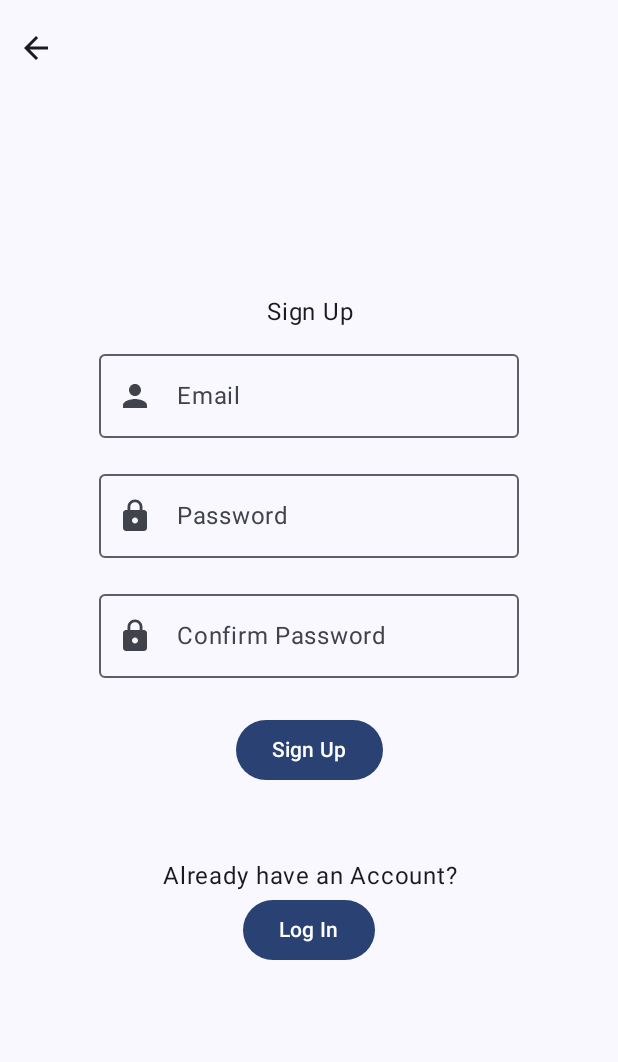
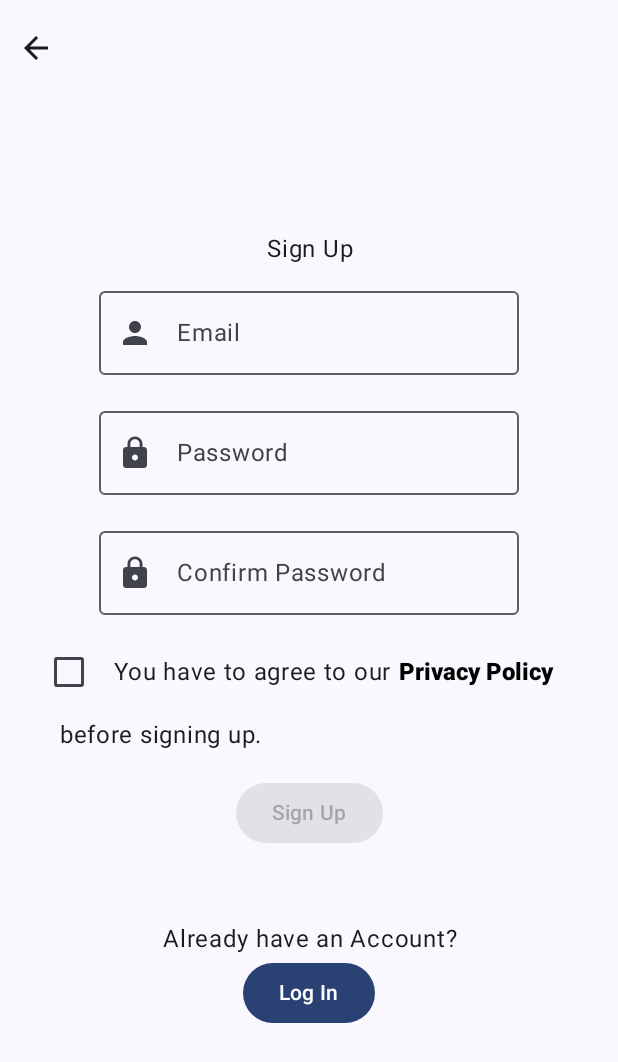
Before and after one commit to ArthurChen189/PillMaster, an Android app built with Jetpack Compose: the screen it shows after launch (MainActivity), after a tap on "Sign up", on a phone screen of 412 x 824 dp. Shown: the top 1062 px of the screen. Run offline under Robolectric (Android 15) with nearby library versions, the phone set to English and light mode, and no system bars; our stand-ins replace Dagger/Hilt's generated code, Firebase (no records; nobody signed in at launch, a user with empty details on screens opened directly).

Commit message:
Implement privacy policy checkbox on signup page and privacy policy screen

```diff
--- a/app/src/main/java/com/ece452/pillmaster/PillMasterNavHost.kt
+++ b/app/src/main/java/com/ece452/pillmaster/PillMasterNavHost.kt
@@ -26,6 +26,7 @@ import com.ece452.pillmaster.screen.common.HomeScreen
 import com.ece452.pillmaster.screen.common.LoginScreen
 import com.ece452.pillmaster.screen.common.PillAddPageScreen
 import com.ece452.pillmaster.screen.common.SignupScreen
+import com.ece452.pillmaster.screen.common.PolicyScreen
 import com.ece452.pillmaster.screen.common.UserChatScreen
 import com.ece452.pillmaster.utils.NavigationPath
 import com.ece452.pillmaster.viewmodel.CareGiverContactViewModel
@@ -54,6 +55,9 @@ fun PillMasterNavHost(
         }
         composable(NavigationPath.SIGNUP.route) {
             SignupScreen(navController = navController)
+        }
+        composable(NavigationPath.POLICY.route) {
+            PolicyScreen(navController = navController)
         }
         composable("${NavigationPath.HOMEPAGE.route}/{user}",
             arguments = listOf(navArgument("user") {
--- a/app/src/main/java/com/ece452/pillmaster/screen/common/SignupScreen.kt
+++ b/app/src/main/java/com/ece452/pillmaster/screen/common/SignupScreen.kt
@@ -19,17 +19,24 @@ import androidx.compose.material3.Icon
 import androidx.compose.material3.IconButton
 import androidx.compose.material3.OutlinedTextField
 import androidx.compose.material3.Text
+import androidx.compose.material3.Checkbox
 import androidx.compose.runtime.Composable
 import androidx.compose.ui.Alignment
 import androidx.compose.ui.Modifier
 import androidx.compose.ui.platform.LocalContext
 import androidx.compose.ui.text.input.PasswordVisualTransformation
 import androidx.compose.ui.text.style.TextAlign
+import androidx.compose.ui.text.buildAnnotatedString
+import androidx.compose.ui.text.font.FontWeight
+import androidx.compose.foundation.text.ClickableText
+import androidx.compose.ui.text.TextStyle
 import androidx.compose.ui.unit.dp
+import androidx.compose.ui.unit.sp
 import androidx.hilt.navigation.compose.hiltViewModel
 import androidx.navigation.NavController
 import com.ece452.pillmaster.utils.NavigationPath
 import com.ece452.pillmaster.viewmodel.LoginViewModel
+import com.ece452.pillmaster.ui.theme.*
 
 @OptIn(ExperimentalMaterial3Api::class)
 @Composable
@@ -113,8 +120,39 @@ fun SignupScreen(
             modifier = Modifier.padding(horizontal = 16.dp, vertical = 8.dp)
         )
 
+        Row(
+            modifier = Modifier.fillMaxWidth(),
+            verticalAlignment = Alignment.CenterVertically,
+            horizontalArrangement = Arrangement.Start,
+        ) {
+            Checkbox(
+                checked = loginUiState.policyAccepted,
+                modifier = Modifier.padding(6.dp),
+                onCheckedChange = { loginViewModel.onPolicyToggled(it) },
+            )
+
+            Text("You have to agree to our ")
+
+            val clickableText = buildAnnotatedString{append("Privacy Policy")}
+            ClickableText(text = clickableText, style = TextStyle(
+                fontWeight = FontWeight.ExtraBold,
+                fontSize = 16.sp,
+            ), onClick = {navController.navigate(NavigationPath.POLICY.route)})
+        }
+
+        Row(
+            modifier = Modifier.fillMaxWidth(0.9F),
+            verticalAlignment = Alignment.Top,
+            horizontalArrangement = Arrangement.Start,
+        ){
+            Text(
+                " before signing up.",
+            )
+        }
+
         Button(
             onClick = { loginViewModel.createUser(context) },
+            enabled = loginUiState.policyAccepted,
             modifier = Modifier.padding(horizontal = 16.dp, vertical = 16.dp)
         ) {
             Text("Sign Up")
--- a/app/src/main/java/com/ece452/pillmaster/ui/theme/Color.kt
+++ b/app/src/main/java/com/ece452/pillmaster/ui/theme/Color.kt
@@ -9,3 +9,4 @@ val Pink80 = Color(0xFFEFB8C8)
 val Purple40 = Color(0xFF6650a4)
 val PurpleGrey40 = Color(0xFF625b71)
 val Pink40 = Color(0xFF7D5260)
+val Grey50 = Color(0xFF8C8C8E)
--- a/app/src/main/java/com/ece452/pillmaster/ui/theme/Type.kt
+++ b/app/src/main/java/com/ece452/pillmaster/ui/theme/Type.kt
@@ -14,7 +14,26 @@ val Typography = Typography(
                 fontSize = 16.sp,
                 lineHeight = 24.sp,
                 letterSpacing = 0.5.sp
-        )
+        ),
+        bodyMedium = TextStyle(
+            fontFamily = FontFamily.Default,
+            fontWeight = FontWeight.Normal,
+            fontSize = 14.sp,
+            lineHeight = 24.sp,
+            letterSpacing = 0.5.sp
+        ),
+        titleLarge = TextStyle(
+            fontFamily = FontFamily.Default,
+            fontWeight = FontWeight.ExtraBold,
+            fontSize = 32.sp,
+            lineHeight = 36.sp
+        ),
+        titleMedium = TextStyle(
+            fontFamily = FontFamily.Default,
+            fontWeight = FontWeight.ExtraBold,
+            fontSize = 16.sp,
+            lineHeight = 24.sp
+        ),
         /* Other default text styles to override
     titleLarge = TextStyle(
         fontFamily = FontFamily.Default,
--- a/app/src/main/java/com/ece452/pillmaster/utils/NavigationPath.kt
+++ b/app/src/main/java/com/ece452/pillmaster/utils/NavigationPath.kt
@@ -5,6 +5,7 @@ enum class NavigationPath(val route: String) {
     HOMEPAGE("homepage"),
     LOGIN("login"),
     SIGNUP("signup"),
+    POLICY("policy"),
     CARE_RECEIVER_HOMEPAGE("care_receiver_homepage"),
     CARE_GIVER_HOMEPAGE("care_giver_homepage"),
     PILL_ADD_PAGE("pill_add_page"),
--- a/app/src/main/java/com/ece452/pillmaster/viewmodel/LoginViewModel.kt
+++ b/app/src/main/java/com/ece452/pillmaster/viewmodel/LoginViewModel.kt
@@ -125,6 +125,10 @@ class LoginViewModel @Inject constructor(
         loginUiState = loginUiState.copy(confirmPasswordSignUp = confirmPasswordSignUp)
     }
 
+    fun onPolicyToggled(policyAccepted: Boolean) {
+        loginUiState = loginUiState.copy(policyAccepted = policyAccepted)
+    }
+
     private fun validateLoginForm() =
         loginUiState.userName.isNotBlank() && loginUiState.password.isNotBlank()
 
@@ -143,5 +147,6 @@ data class LoginUiState(
     val isLoading: Boolean = false,
     val isSuccessLogin: Boolean = false,
     val signUpError: String? = null,
-    val loginError: String? = null
+    val loginError: String? = null,
+    val policyAccepted: Boolean = false,
 )
```
Also changed, not shown: app/src/main/java/com/ece452/pillmaster/screen/common/PolicyScreen.kt (added, +171 -0 lines).
